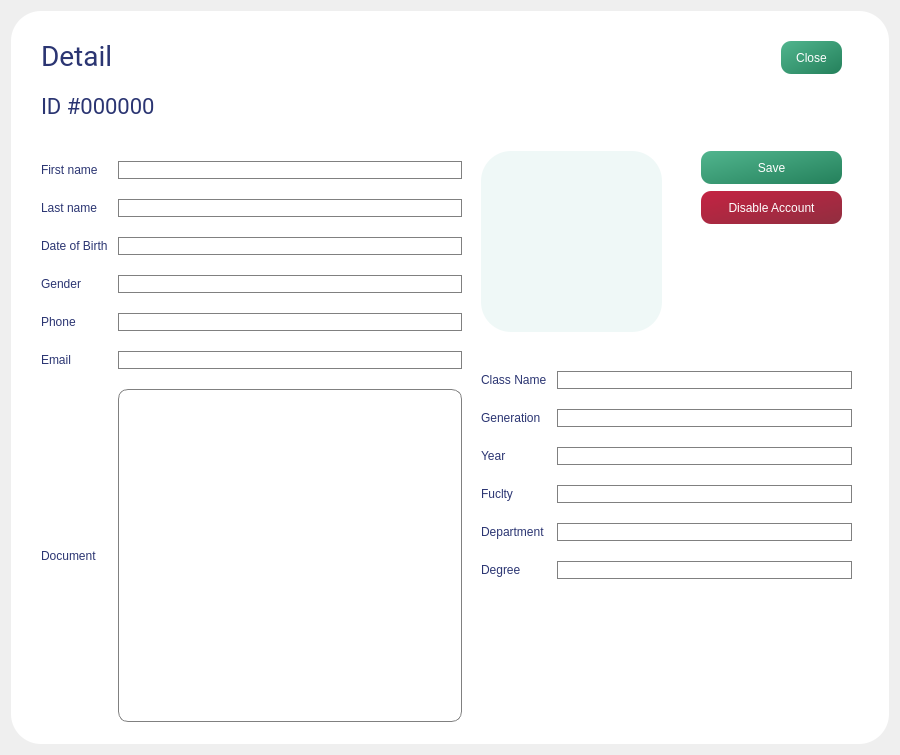
The window that Nea_Yuk_Prod/account_edit.ui (Espada-Textura/Nea_Yuk) describes before a commit, drawn with Qt 5.
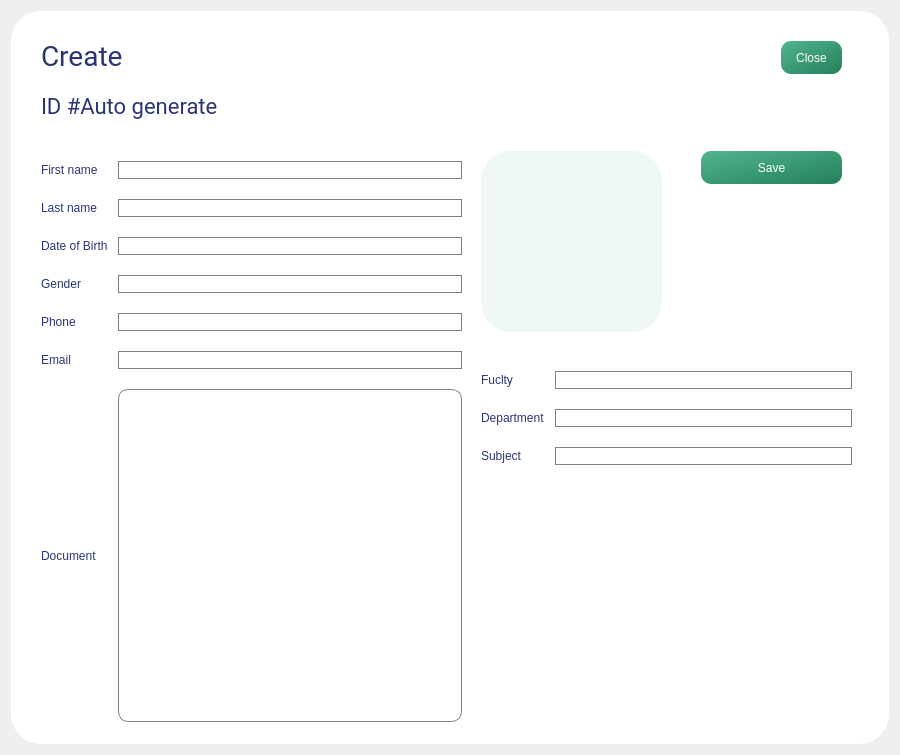
The same window after the commit. Icons and pictures are not drawn.

```diff
--- a/Nea_Yuk_Prod/account_edit.ui
+++ b/Nea_Yuk_Prod/account_edit.ui
@@ -254,7 +254,7 @@
 font-size: 28px;</string>
       </property>
       <property name="text">
-       <string>Detail</string>
+       <string>Create</string>
       </property>
      </widget>
      <widget class="QLabel" name="main_titile_19">
@@ -280,7 +280,7 @@
 font-size: 22px;</string>
       </property>
       <property name="text">
-       <string>ID #000000</string>
+       <string>ID #Auto generate</string>
       </property>
      </widget>
      <widget class="QLabel" name="main_titile_20">
@@ -330,28 +330,6 @@
        <string>Save</string>
       </property>
      </widget>
-     <widget class="QPushButton" name="pushButton_19">
-      <property name="geometry">
-       <rect>
-        <x>690</x>
-        <y>180</y>
-        <width>141</width>
-        <height>33</height>
-       </rect>
-      </property>
-      <property name="cursor">
-       <cursorShape>PointingHandCursor</cursorShape>
-      </property>
-      <property name="styleSheet">
-       <string notr="true">background-color: qlineargradient(spread:pad, x1:0, y1:0, x2:1, y2:1, stop:0 rgba(196, 35, 66, 255), stop:1 rgba(145, 46, 64, 255));
-color:#fff;
-font: 12pt &quot;Roboto&quot;;
-border-radius:10px;</string>
-      </property>
-      <property name="text">
-       <string>Disable Account</string>
-      </property>
-     </widget>
      <widget class="QWidget" name="gridLayoutWidget_3">
       <property name="geometry">
        <rect>
@@ -374,18 +352,7 @@
        <property name="verticalSpacing">
         <number>20</number>
        </property>
-       <item row="2" column="0">
-        <widget class="QLabel" name="label_12">
-         <property name="styleSheet">
-          <string notr="true">color: rgb(43, 53, 114);
-font: 8pt &quot;Roboto&quot;;</string>
-         </property>
-         <property name="text">
-          <string>Year</string>
-         </property>
-        </widget>
-       </item>
-       <item row="6" column="1">
+       <item row="3" column="1">
         <spacer name="verticalSpacer">
          <property name="orientation">
           <enum>Qt::Vertical</enum>
@@ -398,100 +365,7 @@
          </property>
         </spacer>
        </item>
-       <item row="3" column="1">
-        <widget class="QLineEdit" name="lineEdit_15">
-         <property name="styleSheet">
-          <string notr="true">border-radius:10px;
-font: 14pt &quot;Roboto&quot;;
-color: rgb(43, 53, 114);
- border: 1px solid gray;</string>
-         </property>
-        </widget>
-       </item>
-       <item row="1" column="1">
-        <widget class="QLineEdit" name="lineEdit_13">
-         <property name="styleSheet">
-          <string notr="true">border-radius:10px;
-font: 14pt &quot;Roboto&quot;;
-color: rgb(43, 53, 114);
- border: 1px solid gray;</string>
-         </property>
-        </widget>
-       </item>
-       <item row="0" column="0">
-        <widget class="QLabel" name="label_13">
-         <property name="styleSheet">
-          <string notr="true">color: rgb(43, 53, 114);
-font: 8pt &quot;Roboto&quot;;</string>
-         </property>
-         <property name="text">
-          <string>Class Name</string>
-         </property>
-        </widget>
-       </item>
        <item row="1" column="0">
-        <widget class="QLabel" name="label_14">
-         <property name="styleSheet">
-          <string notr="true">color: rgb(43, 53, 114);
-font: 8pt &quot;Roboto&quot;;</string>
-         </property>
-         <property name="text">
-          <string>Generation</string>
-         </property>
-        </widget>
-       </item>
-       <item row="0" column="1">
-        <widget class="QLineEdit" name="lineEdit_12">
-         <property name="styleSheet">
-          <string notr="true">border-radius:10px;
-font: 14pt &quot;Roboto&quot;;
-color: rgb(43, 53, 114);
- border: 1px solid gray;</string>
-         </property>
-        </widget>
-       </item>
-       <item row="2" column="1">
-        <widget class="QLineEdit" name="lineEdit_14">
-         <property name="styleSheet">
-          <string notr="true">border-radius:10px;
-font: 14pt &quot;Roboto&quot;;
-color: rgb(43, 53, 114);
- border: 1px solid gray;</string>
-         </property>
-        </widget>
-       </item>
-       <item row="4" column="1">
-        <widget class="QLineEdit" name="lineEdit_16">
-         <property name="styleSheet">
-          <string notr="true">border-radius:10px;
-font: 14pt &quot;Roboto&quot;;
-color: rgb(43, 53, 114);
- border: 1px solid gray;</string>
-         </property>
-        </widget>
-       </item>
-       <item row="5" column="1">
-        <widget class="QLineEdit" name="lineEdit_18">
-         <property name="styleSheet">
-          <string notr="true">border-radius:10px;
-font: 14pt &quot;Roboto&quot;;
-color: rgb(43, 53, 114);
- border: 1px solid gray;</string>
-         </property>
-        </widget>
-       </item>
-       <item row="3" column="0">
-        <widget class="QLabel" name="label_15">
-         <property name="styleSheet">
-          <string notr="true">color: rgb(43, 53, 114);
-font: 8pt &quot;Roboto&quot;;</string>
-         </property>
-         <property name="text">
-          <string>Fuclty</string>
-         </property>
-        </widget>
-       </item>
-       <item row="4" column="0">
         <widget class="QLabel" name="label_16">
          <property name="styleSheet">
           <string notr="true">color: rgb(43, 53, 114);
@@ -502,14 +376,55 @@
          </property>
         </widget>
        </item>
-       <item row="5" column="0">
+       <item row="1" column="1">
+        <widget class="QLineEdit" name="department">
+         <property name="styleSheet">
+          <string notr="true">border-radius:10px;
+font: 14pt &quot;Roboto&quot;;
+color: rgb(43, 53, 114);
+ border: 1px solid gray;</string>
+         </property>
+        </widget>
+       </item>
+       <item row="2" column="1">
+        <widget class="QLineEdit" name="subject">
+         <property name="styleSheet">
+          <string notr="true">border-radius:10px;
+font: 14pt &quot;Roboto&quot;;
+color: rgb(43, 53, 114);
+ border: 1px solid gray;</string>
+         </property>
+        </widget>
+       </item>
+       <item row="0" column="0">
+        <widget class="QLabel" name="label_15">
+         <property name="styleSheet">
+          <string notr="true">color: rgb(43, 53, 114);
+font: 8pt &quot;Roboto&quot;;</string>
+         </property>
+         <property name="text">
+          <string>Fuclty</string>
+         </property>
+        </widget>
+       </item>
+       <item row="0" column="1">
+        <widget class="QLineEdit" name="fuclty">
+         <property name="styleSheet">
+          <string notr="true">border-radius:10px;
+font: 14pt &quot;Roboto&quot;;
+color: rgb(43, 53, 114);
+ border: 1px solid gray;</string>
+         </property>
+        </widget>
+       </item>
+       <item row="2" column="0">
         <widget class="QLabel" name="label_17">
          <property name="styleSheet">
           <string notr="true">color: rgb(43, 53, 114);
 font: 8pt &quot;Roboto&quot;;</string>
          </property>
          <property name="text">
-          <string>Degree</string>
+          <string>Subject</string>
          </property>
         </widget>
        </item>
```
Left out of the diff: 14 changed lines with no effect on the pictures.
